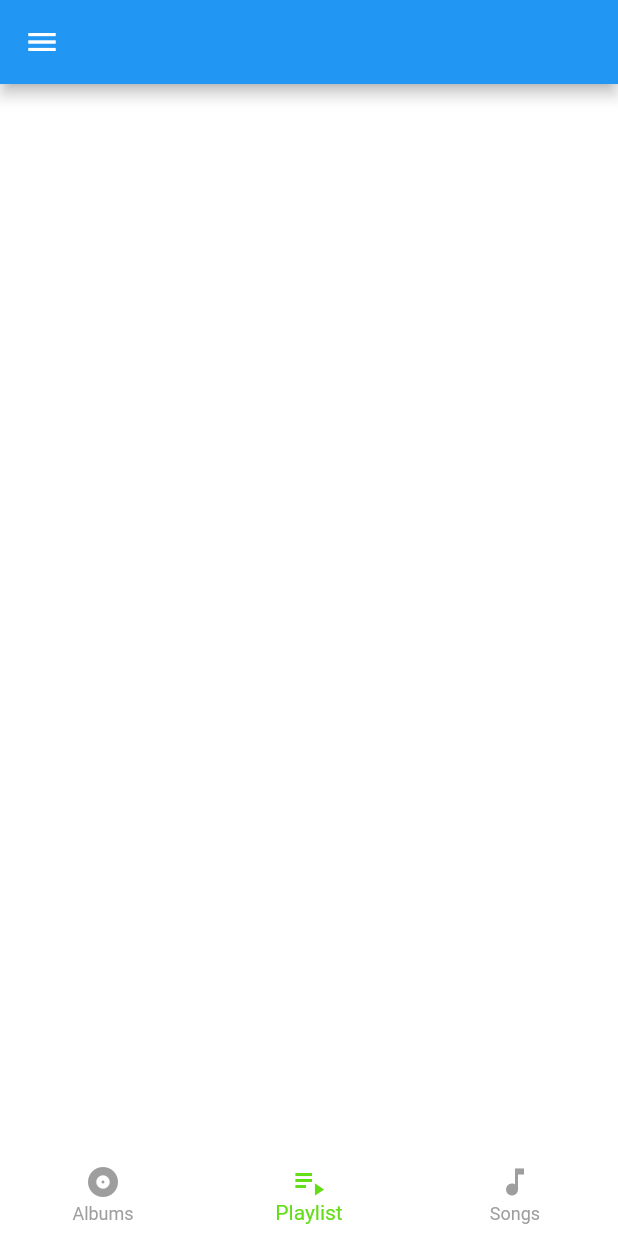
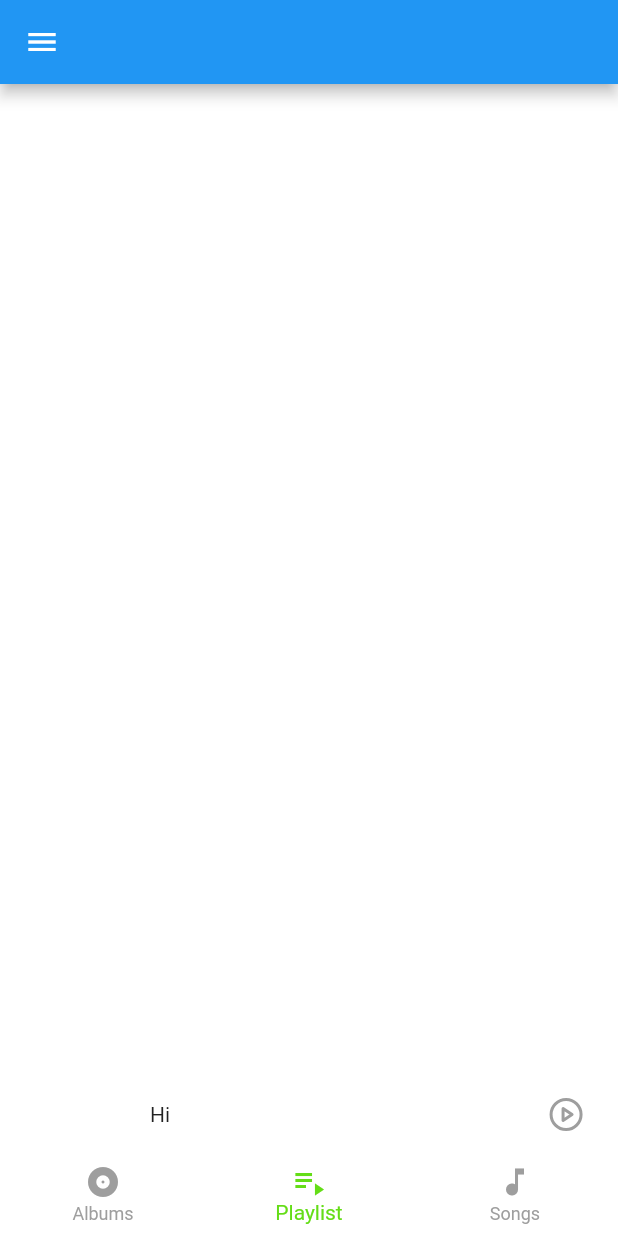
Before and after one commit to Android-Builds/music, a Flutter app: the screen it shows after launch, item 2 of the bottom bar chosen, on a phone screen of 412 x 824 dp. Run offline on Flutter 3.47's test engine with Material 2 defaults, Android fonts, the phone set to English and light mode, and no system bars; our stand-ins replace flutter_icons; missing offline and left inert: floating_search_bar, flute_music_player, flutter_absolute_path; statements that could not run were skipped.

```diff
--- a/lib/main.dart
+++ b/lib/main.dart
@@ -1,4 +1,6 @@
 import 'package:flutter/material.dart';
+import 'package:flutter_icons/flutter_icons.dart';
+import 'package:music/now_playing.dart';
 import 'package:music/settings.dart';
 import 'package:music/songs_list.dart';
 
@@ -150,7 +152,38 @@ class _MyHomePageState extends State<MyHomePage> {
         ),
         body: Container(
           color: Theme.of(context).backgroundColor,
-          child: _widgetOptions.elementAt(_selectedIndex),
+          child: Column(
+            children: <Widget>[
+              _widgetOptions.elementAt(_selectedIndex),
+              Expanded(
+                child: Align(
+                  alignment: FractionalOffset.bottomCenter,
+                  child: GestureDetector(
+                    // onTap: () => Navigator.push(context, MaterialPageRoute(builder: (context) => NowPlaying())),
+                    child: Container(
+                      child: Row(
+                        children: <Widget>[
+                          SizedBox(width: 100),
+                          Text('Hi'),
+                          SizedBox(width: 240),
+                          IconButton(
+                            icon: Icon(Feather.play_circle)
+                          )
+                        ],
+                      ),
+                      height: 50.0,
+                      decoration: BoxDecoration(
+                        borderRadius: BorderRadius.only(
+                          topRight: Radius.circular(50.0),
+                          topLeft: Radius.circular(50.0),
+                        ),
+                      ),
+                    ),
+                  ),
+                ),
+              )
+            ],
+          ),
         ),
         bottomNavigationBar: BottomNavigationBar(
           elevation: 0.0,
--- a/pubspec.yaml
+++ b/pubspec.yaml
@@ -13,6 +13,8 @@ dependencies:
   flutter_icons:
   floating_search_bar:
   flute_music_player:
+  flutter_absolute_path:
+  path_provider:
 
 dev_dependencies:
   flutter_test:
```
Also changed, not shown: lib/now_playing.dart (+68 -3 lines), lib/songs_list.dart (+4 -3 lines), pubspec.lock, 3 other files.
